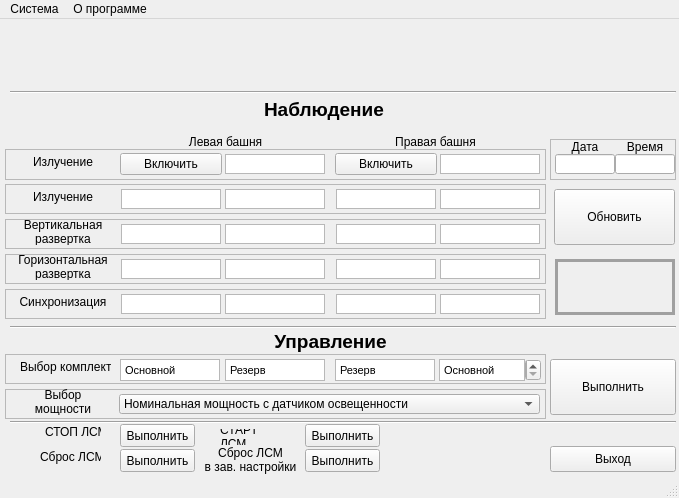
The window that dis_form/form1.ui (MirAlexey/lsm_2) describes before a commit, drawn with Qt 5.
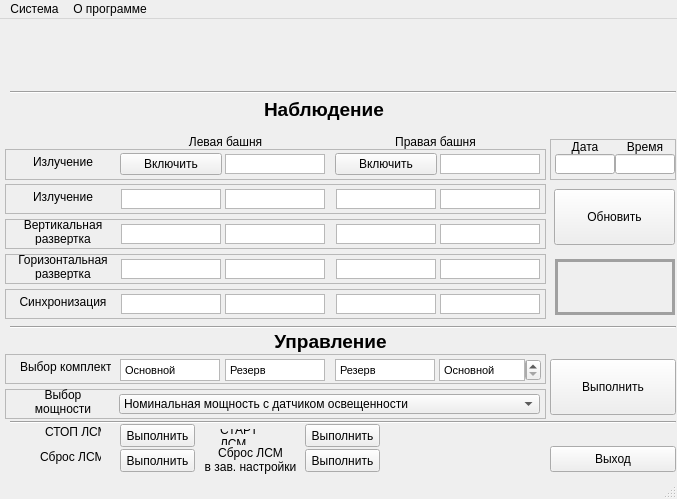
The same window after the commit. Icons and pictures are not drawn.

```diff
--- a/dis_form/form1.ui
+++ b/dis_form/form1.ui
@@ -6,8 +6,8 @@
    <rect>
     <x>0</x>
     <y>0</y>
-    <width>679</width>
-    <height>498</height>
+    <width>677</width>
+    <height>499</height>
    </rect>
   </property>
   <property name="windowTitle">
@@ -1150,7 +1150,7 @@
     <rect>
      <x>0</x>
      <y>0</y>
-     <width>679</width>
+     <width>677</width>
      <height>21</height>
     </rect>
    </property>
```
Left out of the diff: 44 changed lines with no effect on the pictures.
